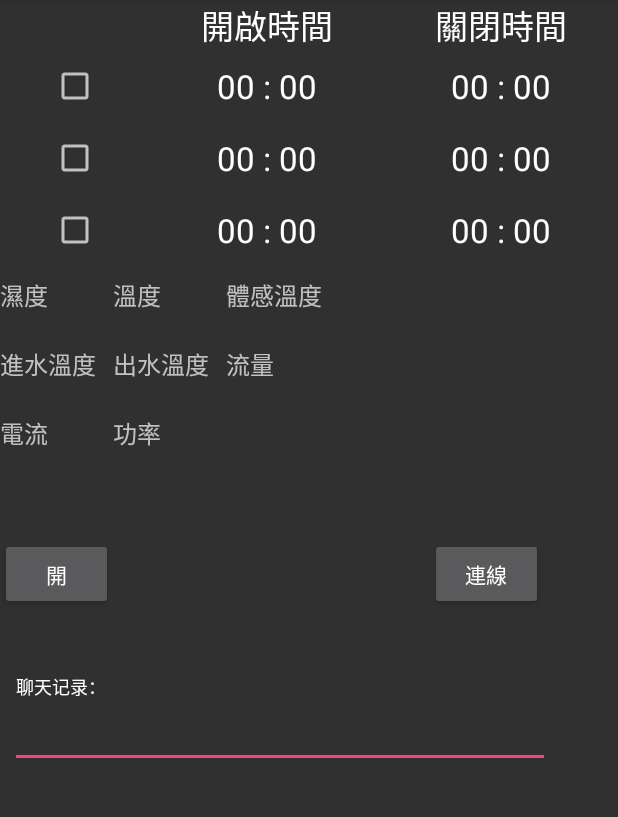
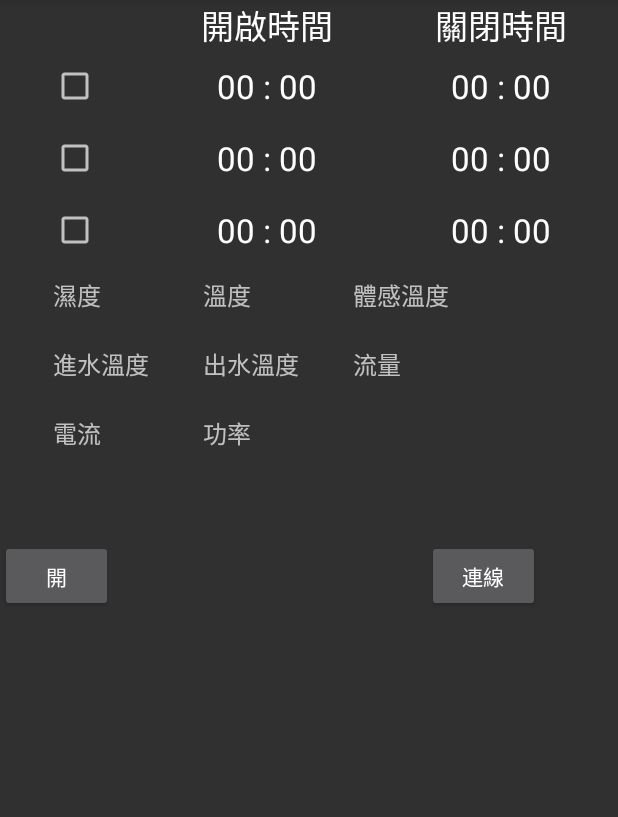
Before and after one commit to Red680812/Electric_Water_Heaters_Controller, an Android app: the screen it shows after launch (Main_Activity), on a phone screen of 412 x 824 dp, the part 84-901 px from its top. Run offline under Robolectric (Android 15) with nearby library versions, the phone set to English and light mode, and no system bars.

Commit message:
增加流量、電流顯示

```diff
--- a/app/src/main/AndroidManifest.xml
+++ b/app/src/main/AndroidManifest.xml
@@ -15,13 +15,15 @@
         android:label="@string/app_name"
         android:supportsRtl="true"
         android:theme="@style/HoloDark" >
-        <activity android:name=".Main_Activity" >
+        <activity android:name=".Main_Activity"
+            android:screenOrientation ="portrait">
             <intent-filter>
                 <action android:name="android.intent.action.MAIN" />
                 <category android:name="android.intent.category.LAUNCHER" />
             </intent-filter>
         </activity>
-        <activity android:name=".setting" />
+         <activity android:name=".setting"
+             android:screenOrientation ="portrait"/>
     </application>
 
 </manifest>
--- a/app/src/main/java/com/electric_water_heaters_controller/Main_Activity.java
+++ b/app/src/main/java/com/electric_water_heaters_controller/Main_Activity.java
@@ -53,7 +53,6 @@ public class Main_Activity extends AppCompatActivity {
     private WheelView mMins = null;
     private WheelView mHours_1 = null;
     private WheelView mMins_1 = null;
-    private TextView mTextView = null;
     private View mDecorView = null;
 
     private NumberAdapter hourAdapter;
@@ -72,9 +71,7 @@ public class Main_Activity extends AppCompatActivity {
     private Button Btn_Timer1_PopupWindow;
     private Button Btn_Timer2_PopupWindow;
     private Button Btn_Timer3_PopupWindow;
-    private EditText mEditText01 = null;
-    private EditText mEditText_ip = null;
-    private EditText mEditText_port = null;
+    private TextView mTextViewt01 = null;
     private TextView mTimer1_Start = null;
     private TextView mTimer1_End = null;
     private TextView mTimer2_Start = null;
@@ -84,18 +81,20 @@ public class Main_Activity extends AppCompatActivity {
     private TextView mHumidity = null;
     private TextView mTemperature = null;
     private TextView mHeat_index = null;
-    private TextView mIn_Water = null;
-    private TextView mOut_Water = null;
+    private TextView mWater_In = null;
+    private TextView mWater_Out = null;
+    private TextView mWater_Flow = null;
+    private TextView mCurrent_A = null;
     private CheckBox mCheckBox = null;
     private CheckBox mCheckBox2 = null;
     private CheckBox mCheckBox3 = null;
     private BufferedReader mBufferedReader = null;
     private PrintWriter mPrintWriter = null;
     private String mStrMSG = "";
+    private String Write_Str = "";
     private boolean Socket_conning;
     private boolean RUN_THREAD = true;
     private boolean Write_Str_ = false;
-    private String Write_Str = "";
     private int Group_;
 
     /**
@@ -106,30 +105,32 @@ public class Main_Activity extends AppCompatActivity {
         super.onRestart();
         //取得SharedPreference設定("Preference"為設定檔的名稱)
         SharedPreferences settings = getSharedPreferences("Preference", 0);
-        //取出name屬性的字串
+        //取出IP屬性的字串
         String IP = settings.getString("IP", "");
-        SERVERIP = IP;
+        if (IP != "") SERVERIP = IP;
         String Port = settings.getString("Port", "");
-        SERVERPORT =Integer.parseInt(Port);
+        if (Port != "") SERVERPORT = Integer.parseInt(Port);
     }
-    protected void onStart () {
+
+    protected void onStart() {
         //取得SharedPreference設定("Preference"為設定檔的名稱)
         SharedPreferences settings = getSharedPreferences("Preference", 0);
-        //取出name屬性的字串
+        //取出IP屬性的字串
         String IP = settings.getString("IP", "");
-        SERVERIP = IP;
+        if (IP != "") SERVERIP = IP;
         String Port = settings.getString("Port", "");
-        SERVERPORT =Integer.parseInt(Port);
-        Log.e(DEBUG_TAG, "Settings onStart ");
+        if (Port != "") SERVERPORT = Integer.parseInt(Port);
+        //Log.e(DEBUG_TAG, "Settings onStart ");
         super.onStart();
     }
+
     @Override
     protected void onCreate(Bundle savedInstanceState) {
         super.onCreate(savedInstanceState);
         setContentView(R.layout.activity_main);
 
         mButton_In = (Button) findViewById(R.id.Button_In);
-        mEditText01 = (EditText) findViewById(R.id.EditText01);
+        mTextViewt01 = (TextView) findViewById(R.id.TextView01);
         mHumidity = (TextView) findViewById(R.id.Humidity);
         mTemperature = (TextView) findViewById(R.id.Temperature);
         mHeat_index = (TextView) findViewById(R.id.Heat_index);
@@ -139,8 +140,10 @@ public class Main_Activity extends AppCompatActivity {
         mTimer2_End = (TextView) findViewById(R.id.timer2_end);
         mTimer3_Start = (TextView) findViewById(R.id.timer3_start);
         mTimer3_End = (TextView) findViewById(R.id.timer3_end);
-        mIn_Water = (TextView) findViewById(R.id.textView7);
-        mOut_Water = (TextView) findViewById(R.id.textView8);
+        mWater_In = (TextView) findViewById(R.id.water_in);
+        mWater_Out = (TextView) findViewById(R.id.water_out);
+        mWater_Flow = (TextView) findViewById(R.id.water_flow);
+        mCurrent_A = (TextView) findViewById(R.id.current_A);
         mCheckBox = (CheckBox) findViewById(R.id.checkBox);
         mCheckBox2 = (CheckBox) findViewById(R.id.checkBox2);
         mCheckBox3 = (CheckBox) findViewById(R.id.checkBox3);
@@ -166,7 +169,7 @@ public class Main_Activity extends AppCompatActivity {
                         // 啟動執行緒
                         msocket.start();
 
-                        Thread.sleep(30);
+                        Thread.sleep(500);
 
                         if (Socket_conning == true) {
                             Toast.makeText(getApplicationContext(), "已連線!", Toast.LENGTH_SHORT).show();
@@ -181,7 +184,7 @@ public class Main_Activity extends AppCompatActivity {
                     }
                 } catch (Exception e) {
                     // TODO: handle exception
-                    Log.e(DEBUG_TAG, e.toString());
+                    Log.e(DEBUG_TAG, "連線: " + e.toString());
                 }
             }
         });
@@ -235,6 +238,7 @@ public class Main_Activity extends AppCompatActivity {
     public void Socket_conning_close() {
         try {
             RUN_THREAD = false;
+            Thread.sleep(100);
             if (mThread != null) {
                 if (!mThread.isInterrupted()) {
                     mThread.interrupt();
@@ -267,22 +271,22 @@ public class Main_Activity extends AppCompatActivity {
 
     @Override
     protected void onStop() {
-        if (Socket_conning == true) {
-            Socket_conning_close();
-            //android.os.Process.killProcess(android.os.Process.myPid());
-            finish();
-        }
+        Log.e(DEBUG_TAG, "onStop");
         super.onStop();
     }
 
     protected void onDestroy() {
+        try {
             if (Socket_conning == true) {
-            RUN_THREAD = false;
-            mThread.interrupt();
-            mThread = null;
-            mThread_1.interrupt();
-            mThread_1 = null;
+                Socket_conning_close();
+                Thread.sleep(2000);
             }
+        } catch (Exception e) {
+            e.printStackTrace();
+        }
+        Log.e(DEBUG_TAG, "onDestroy");
+        android.os.Process.killProcess(android.os.Process.myPid());
+        finish();
         super.onDestroy();
     }
 
@@ -302,24 +306,21 @@ public class Main_Activity extends AppCompatActivity {
                     Log.e(DEBUG_TAG, "已連線");
                 }
             } catch (Exception e) {
-                Log.e(DEBUG_TAG, e.toString());
+                Log.e(DEBUG_TAG, "socket_conning: " + e.toString());
             }
         }
     };
 
-    //�߳�:�����������������Ϣ
     private Runnable mRunnable = new Runnable() {
         public void run() {
             while (RUN_THREAD) {
                 try {
-                    Thread.sleep(500);
                     if ((mStrMSG = mBufferedReader.readLine()) != null) {
                         Log.v(DEBUG_TAG, mStrMSG.toString());
-                        //��Ϣ����
                         mStrMSG += "\n";
                         mHandler.sendMessage(mHandler.obtainMessage());
                     }
-                    // ������Ϣ
+                    Thread.sleep(100);
                 } catch (Exception e) {
                     Log.e(DEBUG_TAG, "mRunnable: " + e.toString());
                 }
@@ -331,7 +332,6 @@ public class Main_Activity extends AppCompatActivity {
         public void run() {
             while (RUN_THREAD) {
                 try {
-                    //Log.v(DEBUG_TAG, "server_status");
                     if (Write_Str_) {
                         mPrintWriter.print(Write_Str);
                         mPrintWriter.flush();
@@ -340,7 +340,7 @@ public class Main_Activity extends AppCompatActivity {
                         mPrintWriter.print(str);
                         mPrintWriter.flush();
                     }
-                    Thread.sleep(1000);
+                    Thread.sleep(300);
                 } catch (Exception e) {
                     Log.e(DEBUG_TAG, "mRunnable_1: " + e.toString());
                 }
@@ -351,24 +351,28 @@ public class Main_Activity extends AppCompatActivity {
     Handler mHandler = new Handler() {
         public void handleMessage(Message msg) {
             super.handleMessage(msg);
-            // ˢ��
             try {
-                //�������¼��ӽ���
-                if (mStrMSG.indexOf("Timer_Set_OK") != -1 || mStrMSG.indexOf("ON") != -1 || mStrMSG.indexOf("OFF") != -1) {
+                if (mStrMSG.indexOf("Timer_Set") != -1 || mStrMSG.indexOf("ON") != -1 || mStrMSG.indexOf("OFF") != -1) {
                     Write_Str_ = false;
+                    mTextViewt01.setText(mStrMSG);
                 } else if (mStrMSG.indexOf("server_status") != -1) {
                     String[] AfterSplit = mStrMSG.split("[,\\s]+"); //切割字元
 
                     mHumidity.setText(AfterSplit[1] + " %");
                     mTemperature.setText(AfterSplit[2] + "℃");
                     mHeat_index.setText(AfterSplit[3] + "℃");
-                    mIn_Water.setText(AfterSplit[4] + "℃");
-                    mOut_Water.setText(AfterSplit[5] + "℃");
+                    mWater_In.setText(AfterSplit[4] + "℃");
+                    mWater_Out.setText(AfterSplit[5] + "℃");
+                    mWater_Flow.setText(AfterSplit[22] + " L/min");
+                    mCurrent_A.setText(AfterSplit[23] + " A");
+
                     if (Integer.valueOf(AfterSplit[21]) == 1) {
                         mButton_On.setText("關");
                     } else {
                         mButton_On.setText("開");
                     }
+
+                    if(Write_Str_ == false) {
                         if (Integer.valueOf(AfterSplit[6]) == 1) {
                             mCheckBox.setChecked(true);
                         } else {
@@ -384,15 +388,15 @@ public class Main_Activity extends AppCompatActivity {
                         } else {
                             mCheckBox3.setChecked(false);
                         }
+                    }
                     mTimer1_Start.setText(String.format("%02d", Integer.parseInt(AfterSplit[7])) + " : " + String.format("%02d", Integer.parseInt(AfterSplit[8])));
                     mTimer1_End.setText(String.format("%02d", Integer.parseInt(AfterSplit[9])) + " : " + String.format("%02d", Integer.parseInt(AfterSplit[10])));
                     mTimer2_Start.setText(String.format("%02d", Integer.parseInt(AfterSplit[12])) + " : " + String.format("%02d", Integer.parseInt(AfterSplit[13])));
                     mTimer2_End.setText(String.format("%02d", Integer.parseInt(AfterSplit[14])) + " : " + String.format("%02d", Integer.parseInt(AfterSplit[15])));
                     mTimer3_Start.setText(String.format("%02d", Integer.parseInt(AfterSplit[17])) + " : " + String.format("%02d", Integer.parseInt(AfterSplit[18])));
                     mTimer3_End.setText(String.format("%02d", Integer.parseInt(AfterSplit[19])) + " : " + String.format("%02d", Integer.parseInt(AfterSplit[20])));
+                    mTextViewt01.setText(mStrMSG);
                 }
-                mEditText01.setText(mStrMSG);
-
             } catch (Exception e) {
                 Log.e(DEBUG_TAG, e.toString());
             }
@@ -440,7 +444,6 @@ public class Main_Activity extends AppCompatActivity {
         pw.setOutsideTouchable(true);
         // 这个是为了点击“返回Back”也能使其消失，并且并不会影响你的背景
         pw.setBackgroundDrawable(new BitmapDrawable());
-        //WindowManager windowManager = (WindowManager) getSystemService(Context.WINDOW_SERVICE);
 
         //OK按钮及其处理事件
         Button btnOK = (Button) vPopupWindow.findViewById(R.id.BtnOK);
@@ -486,7 +489,6 @@ public class Main_Activity extends AppCompatActivity {
                     }
                 }
                 Write_Str_ = true;
-                //Toast.makeText(getApplicationContext(), text, Toast.LENGTH_SHORT).show();
                 pw.dismiss();//关闭
             }
         });
@@ -501,8 +503,6 @@ public class Main_Activity extends AppCompatActivity {
         });
         //显示popupWindow对话框
         pw.showAtLocation(parent, Gravity.CENTER, 0, 0);
-
-        mTextView = (TextView) vPopupWindow.findViewById(R.id.sel_password);
 
         mHours = (WheelView) vPopupWindow.findViewById(R.id.wheel1);
         mMins = (WheelView) vPopupWindow.findViewById(R.id.wheel2);
@@ -582,8 +582,6 @@ public class Main_Activity extends AppCompatActivity {
             if (index > 0) {
                 ((WheelTextView) parent.getChildAt(index - 1)).setTextSize(20);
             }
-
-            formatData();
         }
 
         @Override
@@ -591,14 +589,6 @@ public class Main_Activity extends AppCompatActivity {
 
         }
     };
-
-    private void formatData() {
-        int pos1 = mHours.getSelectedItemPosition();
-        int pos2 = mMins.getSelectedItemPosition();
-
-        String text = String.format("%d%d", pos1, pos2);
-        mTextView.setText(text);
-    }
 
     private class NumberAdapter extends BaseAdapter {
         int mHeight = 50;
@@ -679,7 +669,7 @@ public class Main_Activity extends AppCompatActivity {
         return super.onOptionsItemSelected(item);
     }
 
-    public void Setting_Activity(){
+    public void Setting_Activity() {
         Intent intent = new Intent(this, setting.class);
         startActivity(intent);
     }
--- a/app/src/main/res/layout/activity_main.xml
+++ b/app/src/main/res/layout/activity_main.xml
@@ -1,29 +1,31 @@
 <?xml version="1.0" encoding="utf-8"?>
 <AbsoluteLayout
     xmlns:android="http://schemas.android.com/apk/res/android"
+    xmlns:tools="http://schemas.android.com/tools"
     android:orientation="vertical"
     android:layout_width="fill_parent"
     android:layout_height="fill_parent"
-    >
-    <EditText
-        android:id="@+id/EditText01"
-        android:text="聊天记录：\n"
+    tools:context="com.electric_water_heaters_controller.activity_main">
+
+    <TextView
+        android:text=""
         android:layout_width="360dp"
-        android:layout_height="93dp"
+        android:layout_height="90dp"
         android:autoText="false"
-        android:enabled="true"
+        android:enabled="false"
         android:textSize="12dp"
-        android:layout_x="7dp"
-        android:layout_y="419dp">
-    </EditText>
+        android:layout_x="0dp"
+        android:layout_y="420dp"
+        android:id="@+id/TextView01">
+    </TextView>
 
     <Button
         android:id="@+id/Button_In"
         android:layout_width="75dp"
         android:layout_height="wrap_content"
         android:text="連線"
-        android:layout_x="287dp"
-        android:layout_y="359dp"
+        android:layout_x="285dp"
+        android:layout_y="360dp"
         />
 
     <Button
@@ -32,11 +34,8 @@
         android:layout_height="wrap_content"
         android:text="開"
         android:layout_x="0dp"
-        android:layout_y="359dp"
+        android:layout_y="360dp"
         />
-
-
-
 
     <FrameLayout
         android:layout_width="wrap_content"
@@ -212,51 +211,62 @@
             android:layout_height="wrap_content">
 
             <TextView
-                android:layout_width="75dp"
+                android:layout_width="35dp"
+                android:layout_height="wrap_content"
+                android:id="@+id/textView15"
+                android:layout_column="0" />
+
+            <TextView
+                android:layout_width="100dp"
                 android:layout_height="wrap_content"
                 android:text="@string/Humidity"
                 android:id="@+id/textView"
-                android:textSize="16sp" />
+                android:textSize="16sp"
+                android:layout_column="1" />
 
             <TextView
-                android:layout_width="75dp"
+                android:layout_width="100dp"
                 android:layout_height="wrap_content"
                 android:text="@string/Temperature"
                 android:id="@+id/textView1"
-                android:textSize="16sp" />
+                android:textSize="16sp"
+                android:layout_column="2" />
 
             <TextView
-                android:layout_width="75dp"
+                android:layout_width="100dp"
                 android:layout_height="wrap_content"
                 android:text="@string/Heat_index"
                 android:id="@+id/textView2"
-                android:textSize="16sp" />
+                android:textSize="16sp"
+                android:layout_column="3" />
         </TableRow>
 
         <TableRow
             android:layout_width="wrap_content"
             android:layout_height="wrap_content">
             <TextView
-                android:layout_width="75dp"
+                android:layout_width="100dp"
                 android:layout_height="wrap_content"
                 android:text=""
                 android:id="@+id/Humidity"
                 android:textSize="16sp"
-                />
+                android:layout_column="1" />
 
             <TextView
-                android:layout_width="75dp"
+                android:layout_width="100dp"
                 android:layout_height="wrap_content"
                 android:text=""
                 android:id="@+id/Temperature"
-                android:textSize="16sp" />
+                android:textSize="16sp"
+                android:layout_column="2" />
 
             <TextView
-                android:layout_width="75dp"
+                android:layout_width="100dp"
                 android:layout_height="wrap_content"
                 android:text=""
                 android:id="@+id/Heat_index"
-                android:textSize="16sp" />
+                android:textSize="16sp"
+                android:layout_column="3" />
 
         </TableRow>
         <TableRow
@@ -267,22 +277,25 @@
                 android:layout_width="wrap_content"
                 android:layout_height="wrap_content"
                 android:text="進水溫度"
-                android:id="@+id/textView5"
-                android:textSize="16sp" />
+                android:id="@+id/textView_in_water"
+                android:textSize="16sp"
+                android:layout_column="1" />
 
             <TextView
                 android:layout_width="wrap_content"
                 android:layout_height="wrap_content"
                 android:text="出水溫度"
-                android:id="@+id/textView6"
-                android:textSize="16sp" />
+                android:id="@+id/textView_out_water"
+                android:textSize="16sp"
+                android:layout_column="2" />
 
             <TextView
                 android:layout_width="wrap_content"
                 android:layout_height="wrap_content"
                 android:text="流量"
-                android:id="@+id/textView9"
-                android:textSize="16sp" />
+                android:id="@+id/textView_water_flow"
+                android:textSize="16sp"
+                android:layout_column="3" />
         </TableRow>
         <TableRow
             android:layout_width="wrap_content"
@@ -292,22 +305,25 @@
                 android:layout_width="wrap_content"
                 android:layout_height="wrap_content"
                 android:text=""
-                android:id="@+id/textView7"
-                android:textSize="16sp" />
+                android:id="@+id/water_in"
+                android:textSize="16sp"
+                android:layout_column="1" />
 
             <TextView
                 android:layout_width="wrap_content"
                 android:layout_height="wrap_content"
                 android:text=""
-                android:id="@+id/textView8"
-                android:textSize="16sp" />
+                android:id="@+id/water_out"
+                android:textSize="16sp"
+                android:layout_column="2" />
 
             <TextView
                 android:layout_width="wrap_content"
                 android:layout_height="wrap_content"
                 android:text=""
-                android:id="@+id/textView10"
-                android:textSize="16sp" />
+                android:id="@+id/water_flow"
+                android:textSize="16sp"
+                android:layout_column="3" />
         </TableRow>
         <TableRow
             android:layout_width="wrap_content"
@@ -317,15 +333,17 @@
                 android:layout_width="wrap_content"
                 android:layout_height="wrap_content"
                 android:text="電流"
-                android:id="@+id/textView11"
-                android:textSize="16sp" />
+                android:id="@+id/textView_current"
+                android:textSize="16sp"
+                android:layout_column="1" />
 
             <TextView
                 android:layout_width="wrap_content"
                 android:layout_height="wrap_content"
                 android:text="功率"
                 android:id="@+id/textView12"
-                android:textSize="16sp" />
+                android:textSize="16sp"
+                android:layout_column="2" />
         </TableRow>
         <TableRow
             android:layout_width="wrap_content"
@@ -335,15 +353,17 @@
                 android:layout_width="wrap_content"
                 android:layout_height="wrap_content"
                 android:text=""
-                android:id="@+id/textView13"
-                android:textSize="16sp" />
+                android:id="@+id/current_A"
+                android:textSize="16sp"
+                android:layout_column="1" />
 
             <TextView
                 android:layout_width="wrap_content"
                 android:layout_height="wrap_content"
                 android:text=""
                 android:id="@+id/textView14"
-                android:textSize="16sp" />
+                android:textSize="16sp"
+                android:layout_column="2" />
         </TableRow>
 
     </TableLayout>
--- a/app/src/main/res/layout/settings.xml
+++ b/app/src/main/res/layout/settings.xml
@@ -18,6 +18,7 @@
             android:layout_width="wrap_content"
             android:layout_height="wrap_content"
             android:text="IP"
+            android:textAppearance="?android:attr/textAppearanceLarge"
             android:id="@+id/textView_ip" />
 
         <EditText
@@ -31,6 +32,7 @@
             android:layout_width="wrap_content"
             android:layout_height="wrap_content"
             android:text="Port"
+            android:textAppearance="?android:attr/textAppearanceLarge"
             android:id="@+id/textView_port" />
 
         <EditText
--- a/app/src/main/res/values/styles.xml
+++ b/app/src/main/res/values/styles.xml
@@ -6,6 +6,7 @@
         <item name="colorPrimary">@color/colorPrimary</item>
         <item name="colorPrimaryDark">@color/colorPrimaryDark</item>
         <item name="colorAccent">@color/colorAccent</item>
+        <item name="popupTheme">?attr/actionBarPopupTheme</item>
     </style>
 
 </resources>
```
Also changed, not shown: app/src/main/java/com/electric_water_heaters_controller/setting.java (+5 -5 lines), app/src/main/res/layout/wheel_time.xml (+0 -14 lines), 1 other file. Lines whose indentation alone changed are shown as unchanged.
